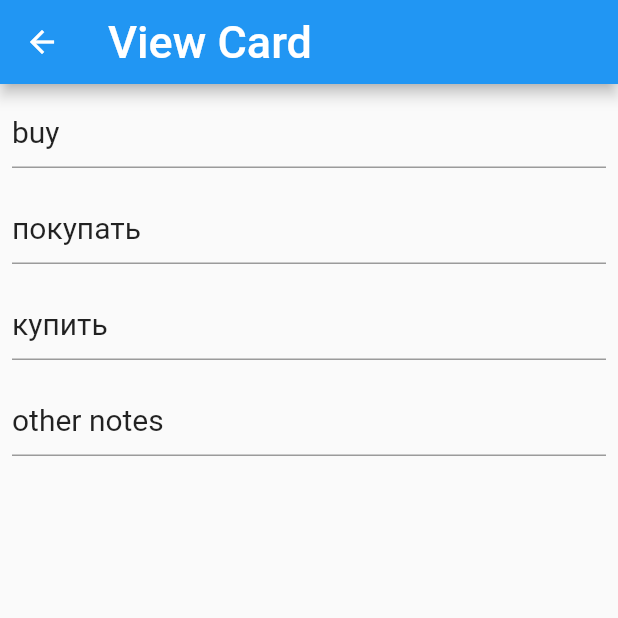
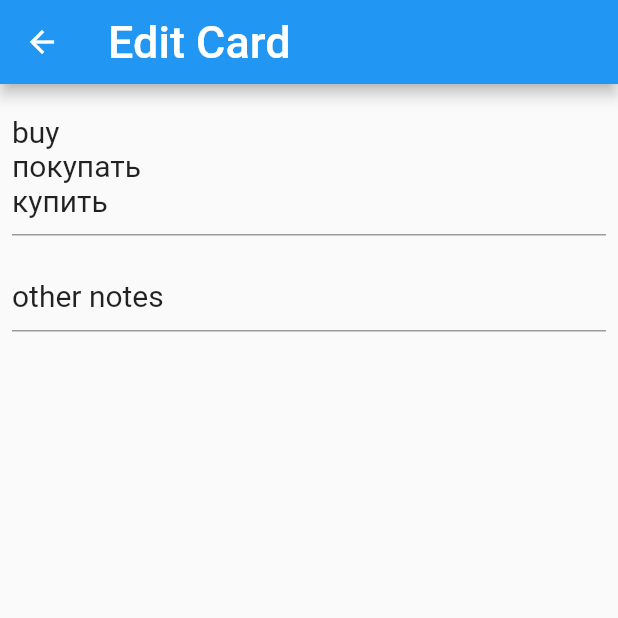
Before and after one commit to fmaylinch/hints-app, a Flutter app: the screen it shows after launch, after a tap on "buy", on a phone screen of 412 x 824 dp, the top half of it. Run offline on Flutter 3.47's test engine with Material 2 defaults, Android fonts, the phone set to English and light mode, and no system bars.

Commit message:
Join hints in one field

```diff
--- a/lib/card_screen.dart
+++ b/lib/card_screen.dart
@@ -4,19 +4,15 @@ import 'hints_card.dart';
 class CardScreen extends StatelessWidget {
 
   final HintsCard card;
-  final List<TextEditingController> _controllers;
+  final TextEditingController _hintsController;
+  final TextEditingController _notesController;
 
   CardScreen(this.card) :
-        _controllers = _buildControllers(card);
-
-  static List<TextEditingController> _buildControllers(HintsCard card) {
-    var hintCtrls = card.hints.map((it) => TextEditingController(text: it)).toList();
-    var allCtrls = [...hintCtrls, TextEditingController(text: card.notes)];
-    return allCtrls;
-  }
+        _hintsController = TextEditingController(text: card.hints.join("\n")),
+        _notesController = TextEditingController(text: card.notes);
 
   bool _saveCardAndGoBack(BuildContext context) {
-    print("Will save card"); // TODO
+    print("Will save card"); // TODO: save card; first split hints (removing blank lines)
     Navigator.pop(context, true);
     return false;
   }
@@ -27,23 +23,29 @@ class CardScreen extends StatelessWidget {
       onWillPop: () async => _saveCardAndGoBack(context),
       child: Scaffold(
         appBar: AppBar(
-            title: Text('View Card', style: TextStyle(fontSize: 30, color: Colors.white))
+            title: Text('Edit Card', style: TextStyle(fontSize: 30, color: Colors.white))
         ),
         body: Container(
           child: ListView(
-            children: _controllers.map((controller) =>
-                Container(
-                  padding: EdgeInsets.all(8),
-                  child: TextFormField(
-                      style: TextStyle(fontSize: 20),
-                      maxLines: null,
-                      controller: controller
-                  ),
-                )
-            ).toList(),
+            children: [
+              _buildField(_hintsController, "Write hints, one per line"),
+              _buildField(_notesController, "Write optional notes")
+            ]
           ),
         ),
       ),
     );
   }
+
+  _buildField(TextEditingController controller, String hintText) {
+    return Container(
+      padding: EdgeInsets.all(8),
+      child: TextFormField(
+          decoration: InputDecoration(hintText: hintText),
+          style: TextStyle(fontSize: 20),
+          maxLines: null,
+          controller: controller
+      ),
+    );
+  }
 }
--- a/lib/hints_cards.dart
+++ b/lib/hints_cards.dart
@@ -22,7 +22,7 @@ class HintsCardsState extends State<HintsCards> {
 
     return Scaffold(
       appBar: AppBar(
-        title: Text('Hints Cards', style: TextStyle(fontSize: 30, color: Colors.white)),
+        title: Text('All Cards', style: TextStyle(fontSize: 30, color: Colors.white)),
         actions: <Widget>[
           IconButton(icon: Icon(Icons.add), onPressed: _addCard,)
         ],
```
